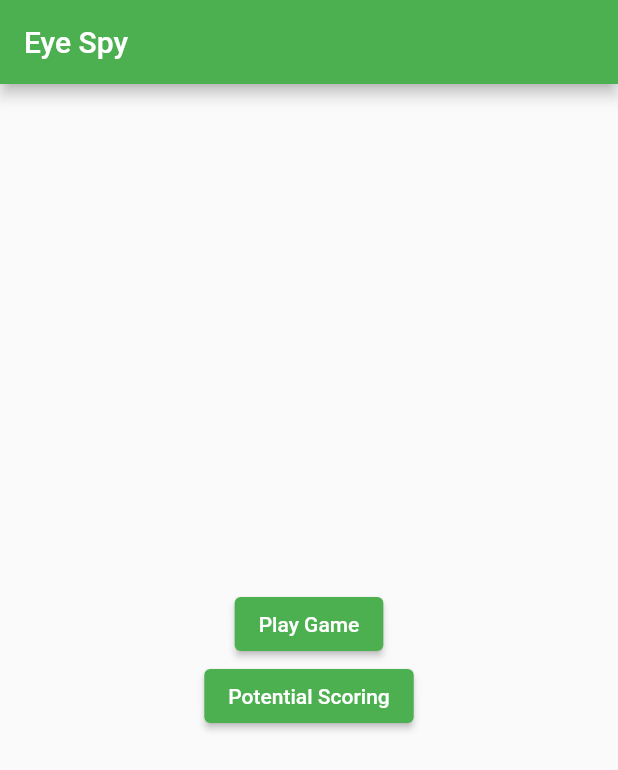
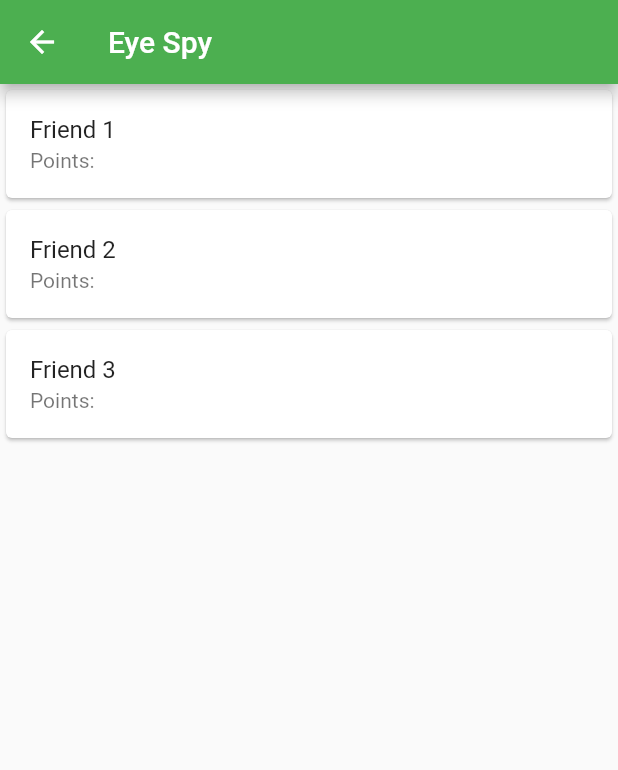
Before and after one commit to Alexandria213/Network-Effect, a Flutter app: the screen it shows after launch, after a tap on "Potential Scoring", on a phone screen of 412 x 824 dp. Shown: the top 770 px of the screen. Run offline on Flutter 3.47's test engine with Material 2 defaults, Android fonts, the light colour scheme and no system bars; our stand-ins replace chat_bubbles, cloud_firestore, firebase_storage, image_picker, permission_handler; missing offline and left inert: mutex, network_info_plus; accounts and stored records are empty.

Commit message:
Sending Texts and updated scoring
Closer to finishing image sending, updated dropdown for correct or incorrect selection, scoring page with unit test

```diff
--- a/ispy_game/lib/home_screen.dart
+++ b/ispy_game/lib/home_screen.dart
@@ -1,4 +1,5 @@
 import 'package:flutter/material.dart';
+import 'package:ispy_game/scoring.dart';
 import 'package:ispy_game/server.dart';
 
 class Home extends StatefulWidget {
@@ -15,7 +16,8 @@ class _HomeState extends State<Home> {
         appBar: AppBar(
           title: const Text("Eye Spy"),
         ),
-      body: Center(child: Column(
+        body: Center(
+          child: Column(
             mainAxisAlignment: MainAxisAlignment.center,
             children: [
               ElevatedButton(
@@ -30,12 +32,18 @@ class _HomeState extends State<Home> {
                 child: const Text('Play Game'),
               ),
               ElevatedButton(
-            onPressed: () {},
+                key: const Key("ScoringButton"),
+                onPressed: () {
+                  Navigator.of(context).push(
+                    MaterialPageRoute(
+                      builder: (context) => const Scoring(),
+                    ),
+                  );
+                },
                 child: const Text('Potential Scoring'),
               )
             ],
           ),
-    )
-    );
+        ));
   }
 }
--- a/ispy_game/lib/image_selection_screen.dart
+++ b/ispy_game/lib/image_selection_screen.dart
@@ -8,7 +8,7 @@ class SelectImageScreen extends StatelessWidget {
 
   void _handleURLButtonPress(BuildContext context, var type) {
     Navigator.push(context,
-        MaterialPageRoute(builder: (context) => SendImageScreen(type)));
+        MaterialPageRoute(builder: (context) => const SendImageScreen()));
   }
 
   @override
--- /dev/null
+++ b/ispy_game/lib/scoring.dart
@@ -0,0 +1,41 @@
+import 'package:flutter/material.dart';
+import 'package:ispy_game/server.dart';
+
+import 'package:ispy_game/friends.dart';
+
+class Scoring extends StatefulWidget {
+  const Scoring({super.key});
+
+  @override
+  _ScoringState createState() => _ScoringState();
+}
+
+class _ScoringState extends State<Scoring> {
+  //names and scores
+  List<String> titles = ["Friend 1", "Friend 2", "Friend 3"];
+  final subtitles = ["Points:", "Points:", "Points:"];
+
+  @override
+  Widget build(BuildContext context) {
+    return Scaffold(
+      appBar: AppBar(
+        title: const Text("Eye Spy"),
+      ),
+      body: ListView.builder(
+        itemCount: titles.length,
+        itemBuilder: (context, index) {
+          return Card(
+            key: const Key("CircleCard"),
+            child: ListTile(
+              onTap: () {
+                //setState();
+              },
+              title: Text(titles[index]),
+              subtitle: Text(subtitles[index]),
+            ),
+          );
+        },
+      ),
+    );
+  }
+}
--- a/ispy_game/lib/server.dart
+++ b/ispy_game/lib/server.dart
@@ -27,7 +27,7 @@ class _ServerState extends State<Server> {
   void initState() {
     super.initState();
     _friends = Friends();
-    _friends.add("Self", "10.253.195.33");
+    _friends.add("Self", "10.253.194.160");
     _nameController = TextEditingController();
     _ipController = TextEditingController();
     _setupServer();
@@ -43,7 +43,7 @@ class _ServerState extends State<Server> {
     // Thank you https://stackoverflow.com/questions/52411168/how-to-get-device-ip-in-dart-flutter
     String? ip = await NetworkInfo().getWifiIP();
     setState(() {
-      _ipaddress = "My IP: ${ip!}";
+      _ipaddress = "My IP: $ip";
     });
   }
 
```
Also changed, not shown: ispy_game/lib/friends.dart (+14 -43 lines), ispy_game/lib/game_chat.dart (+44 -20 lines), ispy_game/lib/send_image_screen.dart (+45 -22 lines), ispy_game/pubspec.yaml (+6 -8 lines), ispy_game/pubspec.lock, 5 other files. Lines whose indentation alone changed are shown as unchanged.
